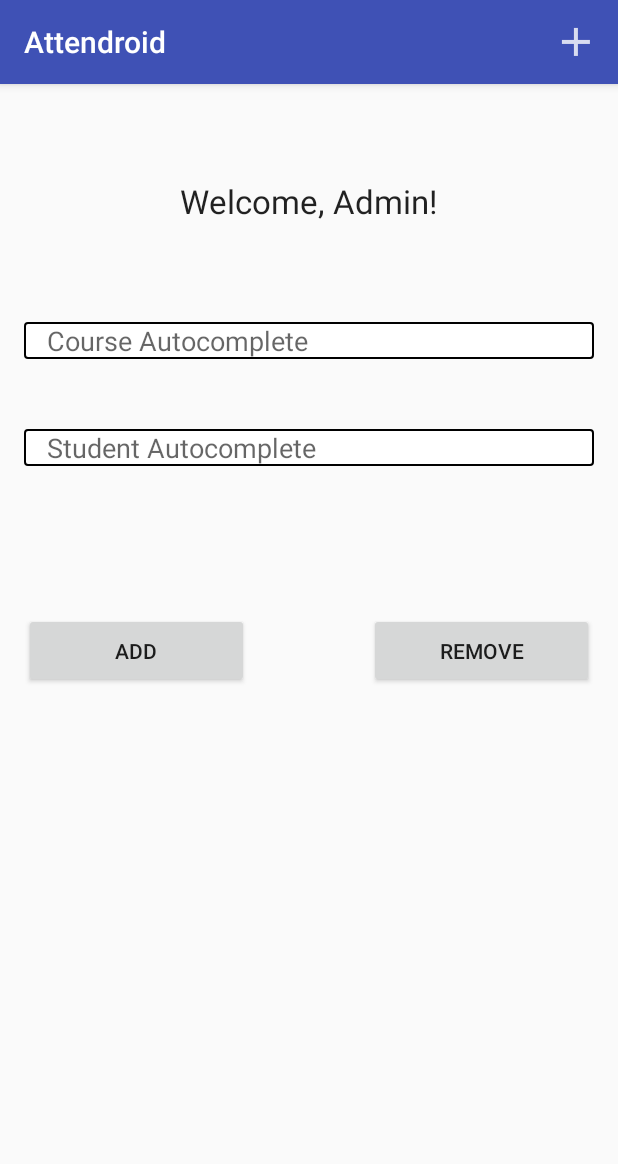
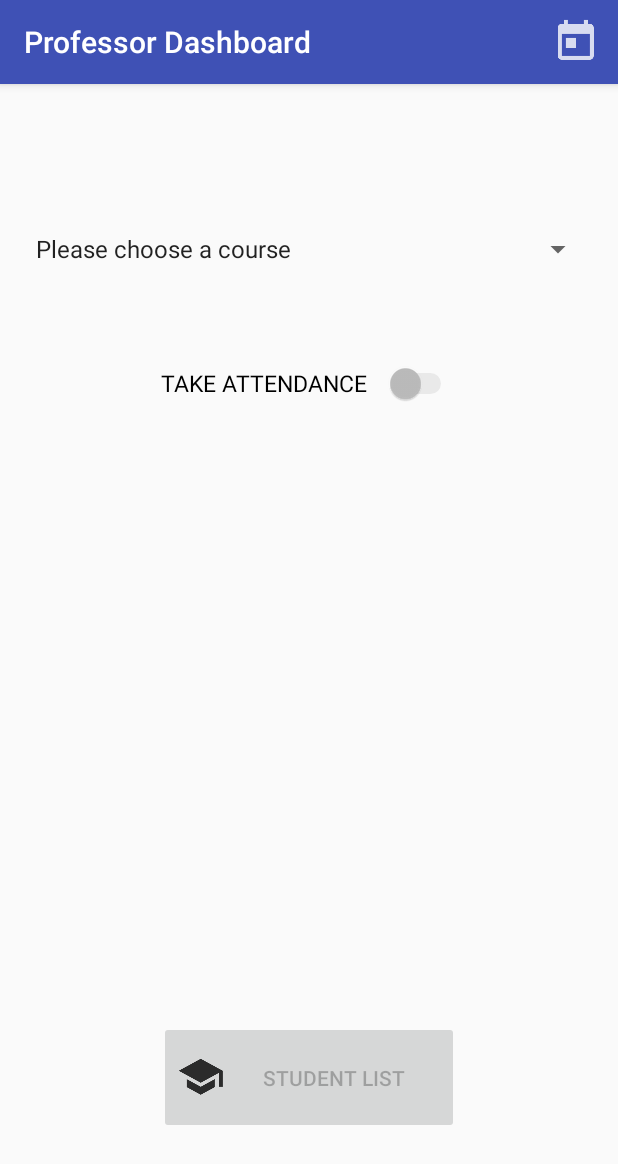
Before and after one commit to romikps/Attendroid, an Android app: the screen it shows after launch once a user with an empty profile is signed in (AdminMainActivity before the commit, TeacherMainActivity after it), on a phone screen of 412 x 824 dp. Shown: the top 1164 px of the screen. Run offline under Robolectric (Android 15) with nearby library versions, the phone set to English and light mode, and no system bars; our stand-ins replace Firebase (no records; nobody signed in at launch, a user with empty details on screens opened directly); 1 statement that could not run was skipped.

Commit message:
Location works in professor activity

```diff
--- a/app/src/main/AndroidManifest.xml
+++ b/app/src/main/AndroidManifest.xml
@@ -25,6 +25,8 @@
         <activity android:name=".ScheduleActivity"/>
         <activity android:name=".AdminMainActivity"/>
         <activity android:name=".AdminCourseActivity"/>
+        <activity android:name=".TeacherMainActivity"/>
+        <activity android:name=".TeacherCourseActivity"/>
     </application>
 
 </manifest>
--- a/app/src/main/java/com/example/romanpr/attendroid/Attendata.java
+++ b/app/src/main/java/com/example/romanpr/attendroid/Attendata.java
@@ -76,7 +76,7 @@ public class Attendata {
                     allProfessors.put(dsProfessor.getKey(),
                             professor.getFirstName() + " " + professor.getLastName());
                     if (dsProfessor.getKey().equals(userId)) {
-                        user = dsProfessor.getValue(Student.class);
+                        user = dsProfessor.getValue(Professor.class);
                     }
                 }
 
@@ -91,7 +91,7 @@ public class Attendata {
                     }
                 }
 
-                Intent intent = new Intent(context, AdminMainActivity.class);
+                Intent intent = new Intent(context, TeacherMainActivity.class);
                 intent.putExtra("USER_ID", userId);
                 intent.setFlags(Intent.FLAG_ACTIVITY_NEW_TASK);
                 context.startActivity(intent);
@@ -167,4 +167,8 @@ public class Attendata {
         }
         return null;
     }
+
+    public void storeProfessorLocation(GPSLocation location) {
+        database.child("professors/" + userId + "/location/").setValue(location);
+    }
 }
--- /dev/null
+++ b/app/src/main/java/com/example/romanpr/attendroid/GPSLocation.java
@@ -0,0 +1,97 @@
+package com.example.romanpr.attendroid;
+
+import android.app.Activity;
+import android.content.Context;
+import android.content.pm.PackageManager;
+import android.location.Criteria;
+import android.location.Location;
+import android.location.LocationManager;
+import android.support.annotation.NonNull;
+import android.support.v4.app.ActivityCompat;
+import android.support.v4.content.ContextCompat;
+import android.widget.Toast;
+
+import com.google.firebase.database.Exclude;
+
+import java.text.DecimalFormat;
+
+/**
+ * Created by romanpr on 5/6/2017.
+ */
+
+public class GPSLocation {
+
+    private static final int LOCATION_ACCESS_PERMISSION_REQUEST = 1;
+    double latitude, longitude;
+
+    public GPSLocation(double latitude, double longitude) {
+        this.latitude = latitude;
+        this.longitude = longitude;
+    }
+
+    public double getLongitude() {
+        return longitude;
+    }
+
+    public double getLatitude() {
+        return latitude;
+    }
+
+    public static boolean locationAccessPermissionGranted(Activity thisActivity) {
+        return ActivityCompat.checkSelfPermission(thisActivity,
+                android.Manifest.permission.ACCESS_FINE_LOCATION)
+                != PackageManager.PERMISSION_GRANTED
+                && ActivityCompat.checkSelfPermission(thisActivity,
+                android.Manifest.permission.ACCESS_COARSE_LOCATION)
+                != PackageManager.PERMISSION_GRANTED;
+    }
+
+    public static void requestLocationPermissions(Activity thisActivity) {
+        // Here, thisActivity is the current activity
+        // Should we show an explanation?
+        if (ActivityCompat.shouldShowRequestPermissionRationale(thisActivity,
+                android.Manifest.permission.ACCESS_FINE_LOCATION)
+                && ActivityCompat.shouldShowRequestPermissionRationale(thisActivity,
+                android.Manifest.permission.ACCESS_COARSE_LOCATION)) {
+
+            // Show an explanation to the user *asynchronously* -- don't block
+            // this thread waiting for the user's response! After the user
+            // sees the explanation, try again to request the permission.
+            Toast.makeText(thisActivity,
+                    "Your location is used only locally and is necessary to decide if you're in class when attendance is taken",
+                    Toast.LENGTH_SHORT).show();
+            requestCoarseFineLocation(thisActivity);
+        } else {
+            // No explanation needed, we can request the permission.
+            requestCoarseFineLocation(thisActivity);
+        }
+    }
+
+    public static void requestCoarseFineLocation(Activity thisActivity) {
+        ActivityCompat.requestPermissions(thisActivity,
+                new String[]{
+                        android.Manifest.permission.ACCESS_COARSE_LOCATION,
+                        android.Manifest.permission.ACCESS_FINE_LOCATION
+                },
+                LOCATION_ACCESS_PERMISSION_REQUEST);
+        // LOCATION_ACCESS_PERMISSION_REQUEST is an
+        // app-defined int constant. The callback method gets the
+        // result of the request.
+    }
+
+    @Exclude
+    public static GPSLocation getLocation(Activity thisActivity) {
+        LocationManager locationManager = (LocationManager) thisActivity.getSystemService(Context.LOCATION_SERVICE);
+        String provider = locationManager.getBestProvider(new Criteria(), false);
+
+        if (ActivityCompat.checkSelfPermission(thisActivity, android.Manifest.permission.ACCESS_FINE_LOCATION) != PackageManager.PERMISSION_GRANTED
+                && ActivityCompat.checkSelfPermission(thisActivity, android.Manifest.permission.ACCESS_COARSE_LOCATION) != PackageManager.PERMISSION_GRANTED) {
+            return null;
+        }
+        Location location = locationManager.getLastKnownLocation(provider);
+        DecimalFormat df = new DecimalFormat("#.##");
+        Toast.makeText(thisActivity, "Latitude: " + df.format(location.getLatitude())
+                    + "\nLongitude: " + df.format(location.getLongitude()), Toast.LENGTH_LONG).show();
+        return new GPSLocation(location.getLatitude(), location.getLongitude());
+    }
+}
--- a/app/src/main/java/com/example/romanpr/attendroid/LoginActivity.java
+++ b/app/src/main/java/com/example/romanpr/attendroid/LoginActivity.java
@@ -1,7 +1,12 @@
 package com.example.romanpr.attendroid;
 
+import android.app.Activity;
+import android.content.Context;
 import android.content.Intent;
+import android.content.pm.PackageManager;
 import android.support.annotation.NonNull;
+import android.support.v4.app.ActivityCompat;
+import android.support.v4.content.ContextCompat;
 import android.support.v7.app.AppCompatActivity;
 import android.os.Bundle;
 import android.util.Log;
@@ -41,6 +46,7 @@ public class LoginActivity extends AppCompatActivity {
                 FirebaseUser user = firebaseAuth.getCurrentUser();
                 if (user != null) {
                     // User is signed in
+                    Toast.makeText(LoginActivity.this, "You've logged in successfully!\nYour data is loading...", Toast.LENGTH_LONG).show();
                     Log.d(TAG, "onAuthStateChanged:signed_in:" + user.getUid());
                     Attendata userData = Attendata.get(getBaseContext(), user.getUid());
                 } else {
@@ -49,7 +55,10 @@ public class LoginActivity extends AppCompatActivity {
                 }
             }
         };
-        signOut();
+        // signOut();
+        if (!GPSLocation.locationAccessPermissionGranted(this)) {
+            GPSLocation.requestLocationPermissions(this);
+        }
     }
 
     // Attach the listener to your FirebaseAuth instance in the onStart() method and remove it on onStop()
--- /dev/null
+++ b/app/src/main/java/com/example/romanpr/attendroid/TeacherMainActivity.java
@@ -0,0 +1,135 @@
+package com.example.romanpr.attendroid;
+
+import android.content.Intent;
+import android.os.Bundle;
+import android.os.CountDownTimer;
+import android.support.v7.app.AppCompatActivity;
+import android.view.Menu;
+import android.view.MenuInflater;
+import android.view.View;
+import android.widget.AdapterView;
+import android.widget.ArrayAdapter;
+import android.widget.Button;
+import android.widget.CompoundButton;
+import android.widget.Spinner;
+import android.widget.Switch;
+import android.widget.TextView;
+import android.widget.Toast;
+
+import java.util.ArrayList;
+import java.util.List;
+import java.util.concurrent.TimeUnit;
+
+public class TeacherMainActivity extends AppCompatActivity {
+
+    TextView time_remain;
+    TextView time_text;
+    Switch take_attend_switch;
+    Spinner spinner;
+    Button student_list;
+    CountDownTimer count;
+    Professor professor;
+    @Override
+    protected void onCreate(Bundle savedInstanceState) {
+        super.onCreate(savedInstanceState);
+        setContentView(R.layout.activity_teacher_main);
+        this.setTitle("Professor Dashboard");
+
+        professor = (Professor) Attendata.get(this).getUser();
+
+        spinner = (Spinner) findViewById(R.id.spinner);
+        student_list = (Button) findViewById(R.id.student_list);
+        take_attend_switch = (Switch) findViewById(R.id.take_attendance);
+        take_attend_switch.setChecked(false);
+        time_remain = (TextView) findViewById(R.id.time_remain);
+        time_text = (TextView) findViewById(R.id.time_text);
+        time_remain.setVisibility(View.INVISIBLE);
+        time_text.setVisibility(View.INVISIBLE);
+
+        String welcomeMssg = getString(R.string.welcome_format, professor.getFirstName() + " " + professor.getLastName());
+        TextView tvWelcomeMssg = (TextView) findViewById(R.id.welcomeText);
+        tvWelcomeMssg.setText(welcomeMssg);
+        //DATABASE
+        //Spinner includes courses which are given by an instructor. Teacher's ID or full name will match
+        //in the database(login part) and spinner shows courses according to the teacher.
+        count = new CountDownTimer(20000, 1000) { // adjust the milli seconds here
+
+            public void onTick(long millisUntilFinished) {
+                time_remain.setText(String.format("%d min %d sec",
+                        TimeUnit.MILLISECONDS.toMinutes( millisUntilFinished),
+                        TimeUnit.MILLISECONDS.toSeconds(millisUntilFinished) -
+                                TimeUnit.MINUTES.toSeconds(TimeUnit.MILLISECONDS.toMinutes(millisUntilFinished))));
+            }
+
+            public void onFinish() {
+                time_remain.setText("Time is up!");
+                take_attend_switch.setEnabled(false);
+            }
+        };
+
+        //attach a listener to check for changes in state
+        take_attend_switch.setOnCheckedChangeListener(new CompoundButton.OnCheckedChangeListener() {
+
+            public void onCheckedChanged(CompoundButton buttonView,
+                                         boolean isChecked) {
+                if(!isChecked){
+                    time_remain.setVisibility(View.INVISIBLE);
+                    time_text.setVisibility(View.INVISIBLE);
+                }
+                else {
+                    time_remain.setVisibility(View.VISIBLE);
+                    time_text.setVisibility(View.VISIBLE);
+                    GPSLocation.getLocation(TeacherMainActivity.this);
+                    count.start();
+
+                }
+            }
+        });
+
+        List<String> professorCourses = getProfessorCourses();
+        professorCourses.add(0, "Please choose a course");
+        ArrayAdapter<String> adapter = new ArrayAdapter<>(this,
+                android.R.layout.simple_spinner_item, professorCourses);
+        adapter.setDropDownViewResource(android.R.layout.simple_spinner_dropdown_item);
+        spinner.setAdapter(adapter);
+
+        spinner.setOnItemSelectedListener(new AdapterView.OnItemSelectedListener() {
+            @Override
+            public void onItemSelected(AdapterView<?> parent, View view, int position, long id) {
+                if (position > 0) {
+                    take_attend_switch.setChecked(false);
+                    take_attend_switch.setEnabled(true);
+                    student_list.setEnabled(true);
+                } else {
+                    take_attend_switch.setChecked(false);
+                    take_attend_switch.setEnabled(false);
+                    student_list.setEnabled(false);
+                }
+            }
+
+            @Override
+            public void onNothingSelected(AdapterView<?> parent) {}
+        });
+    }
+
+    public void showStudentList(View v){
+        Intent intent = new Intent(this, TeacherCourseActivity.class);
+        startActivity(intent);
+    }
+
+    @Override
+    public boolean onCreateOptionsMenu(Menu menu) {
+        super.onCreateOptionsMenu(menu);
+        MenuInflater inflater = getMenuInflater();
+        inflater.inflate(R.menu.teacher_main, menu);
+        return true;
+    }
+
+    public List<String> getProfessorCourses() {
+        ArrayList<String> professorCourses = new ArrayList<>();
+        for (Course course : Attendata.get(this).getCourses()) {
+            professorCourses.add(course.getCourseName());
+        }
+        return professorCourses;
+    }
+}
--- /dev/null
+++ b/app/src/main/res/layout/activity_teacher_main.xml
@@ -0,0 +1,74 @@
+<?xml version="1.0" encoding="utf-8"?>
+<RelativeLayout xmlns:android="http://schemas.android.com/apk/res/android"
+    xmlns:tools="http://schemas.android.com/tools"
+    android:id="@+id/activity_teacher_main"
+    android:layout_width="match_parent"
+    android:layout_height="match_parent"
+    android:paddingBottom="@dimen/activity_vertical_margin"
+    android:paddingLeft="@dimen/activity_horizontal_margin"
+    android:paddingRight="@dimen/activity_horizontal_margin"
+    android:paddingTop="@dimen/activity_vertical_margin"
+    tools:context="com.example.asus.lastteacher.TeacherMainActivity">
+
+    <TextView
+        android:id="@+id/welcomeText"
+        android:layout_width="wrap_content"
+        android:layout_height="wrap_content"
+        android:layout_alignParentTop="true"
+        android:layout_centerHorizontal="true"
+        android:layout_marginTop="15dp"
+        android:text="@string/welcome_message"
+        android:textAppearance="?android:attr/textAppearanceLarge"/>
+
+    <Spinner
+        android:layout_width="match_parent"
+        android:layout_height="wrap_content"
+        android:layout_marginTop="37dp"
+        android:id="@+id/spinner"
+        android:layout_below="@+id/welcomeText"
+        android:layout_alignParentStart="true" />
+
+
+    <Button
+        android:text="Student Lıst"
+        android:layout_width="200dp"
+        android:layout_height="75dp"
+        android:id="@+id/student_list"
+        android:onClick="showStudentList"
+        android:drawableLeft="@drawable/ic_professors"
+        android:layout_alignParentBottom="true"
+        android:layout_centerHorizontal="true"
+        android:layout_marginBottom="52dp" />
+
+    <Switch
+        android:text="TAKE ATTENDANCE   "
+        android:textColor="#000"
+        android:layout_width="wrap_content"
+        android:layout_height="wrap_content"
+        android:textSize="15sp"
+        android:id="@+id/take_attendance"
+
+        android:visibility="visible"
+        android:layout_below="@+id/spinner"
+        android:layout_centerHorizontal="true"
+        android:layout_marginTop="64dp" />
+
+    <TextView
+        android:text="Time Remaining:"
+        android:layout_width="wrap_content"
+        android:layout_height="wrap_content"
+        android:id="@+id/time_text"
+        android:layout_below="@+id/take_attendance"
+        android:layout_alignStart="@+id/student_list"
+        android:layout_marginTop="24dp" />
+
+    <TextView
+        android:id="@+id/time_remain"
+        android:layout_width="wrap_content"
+        android:layout_height="wrap_content"
+        android:layout_alignBottom="@+id/time_text"
+        android:layout_alignEnd="@+id/take_attendance"
+        tools:text="1 min 59 sec"/>
+
+
+</RelativeLayout>
--- /dev/null
+++ b/app/src/main/res/menu/teacher_main.xml
@@ -0,0 +1,9 @@
+<?xml version="1.0" encoding="utf-8"?>
+<menu xmlns:android="http://schemas.android.com/apk/res/android"
+    xmlns:app="http://schemas.android.com/apk/res-auto">
+    <item
+        android:id="@+id/menu_item_show_schedule"
+        android:icon="@drawable/ic_schedule"
+        android:title="@string/show_schedule"
+        app:showAsAction="ifRoom|withText"/>
+</menu>
--- a/app/src/main/res/values/strings.xml
+++ b/app/src/main/res/values/strings.xml
@@ -24,7 +24,11 @@
     <string name="auth_failed">Couldn\'t sign in</string>
     <string name="invalid_fields">Some fields are invalid</string>
     <string name="points_format">%1$d pts</string>
+    <string name="welcome_format">Welcome, Dr. %1$s!</string>
     <string name="schedule">Schedule</string>
     <string name="total_hours">Total Number of Hours</string>
     <string name="professor_name">Teaching Professor\'s Name</string>
+    <string name="course_prompt">Choose a course</string>
+    <string name="action_settings">Settings</string>
+    <string name="choose_course">Please choose a course</string>
 </resources>
```
Also changed, not shown: app/src/main/java/com/example/romanpr/attendroid/Course.java (+6 -1 lines), app/src/main/java/com/example/romanpr/attendroid/MainActivity.java (+3 -46 lines), app/src/main/java/com/example/romanpr/attendroid/Professor.java (+6 -2 lines), app/src/main/java/com/example/romanpr/attendroid/TeacherCourseActivity.java (added, +83 -0 lines), app/src/main/res/layout/activity_teacher_course.xml (added, +21 -0 lines), app/src/main/res/layout/listitem.xml (added, +16 -0 lines).
